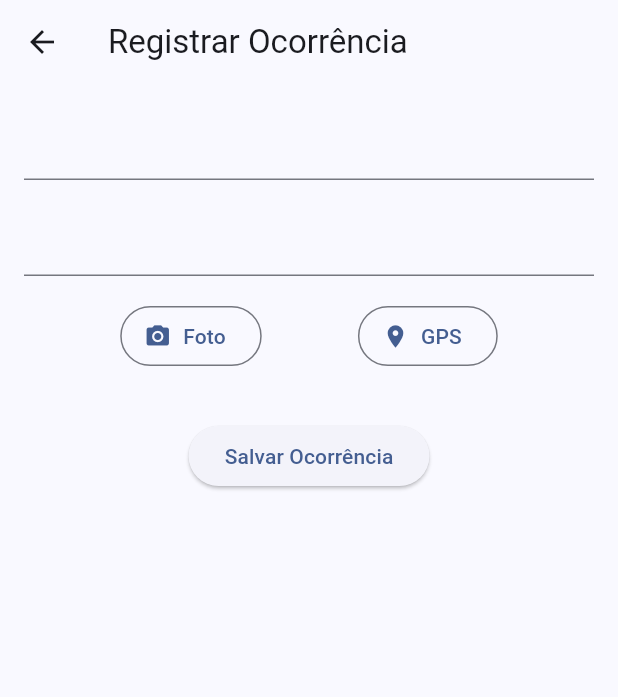
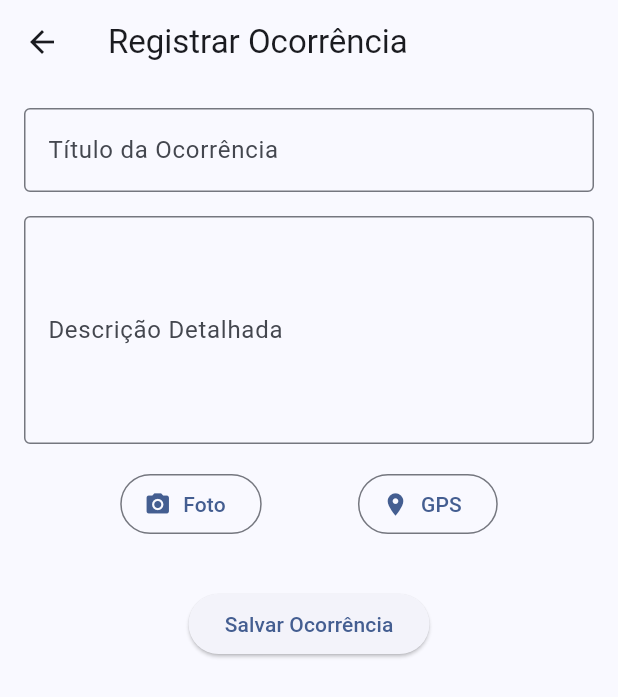
Before and after one commit to andlybras/orquestra_contratos_gestao_fiscalizacao, a Flutter app: the AddOccurrenceScreen screen opened directly, after a tap on "GPS", on a phone screen of 412 x 824 dp. Shown: the top 697 px of the screen. Run offline on Flutter 3.47's test engine with Material 3 defaults, Android fonts, the phone set to English and light mode, and no system bars; our stand-ins replace geolocator, image_picker, shared_preferences; accounts and stored records are empty.

Commit message:
fix: Corrige layout do formulário e exibição de dados na tela de detalhes

```diff
--- a/lib/screens/add_occurrence_screen.dart
+++ b/lib/screens/add_occurrence_screen.dart
@@ -1,8 +1,9 @@
+// CÓDIGO CORRIGIDO PARA: screens/add_occurrence_screen.dart
 import 'dart:io';
 import 'package:flutter/material.dart';
-import 'package:geolocator/geolocator.dart'; // Import do pacote de geolocalização
+import 'package:geolocator/geolocator.dart';
 import 'package:image_picker/image_picker.dart';
-import 'package:intl/intl.dart'; // Import do pacote de formatação de data
+import 'package:intl/intl.dart';
 
 class AddOccurrenceScreen extends StatefulWidget {
   const AddOccurrenceScreen({super.key});
@@ -17,9 +18,8 @@ class _AddOccurrenceScreenState extends State<AddOccurrenceScreen> {
   final _descricaoController = TextEditingController();
 
   XFile? _foto;
-  Position? _posicaoGps; // Variável para guardar as coordenadas
+  Position? _posicaoGps;
 
-  // Função para capturar a foto
   Future<void> _tirarFoto() async {
     final ImagePicker picker = ImagePicker();
     final XFile? fotoTirada = await picker.pickImage(source: ImageSource.camera);
@@ -28,33 +28,24 @@ class _AddOccurrenceScreenState extends State<AddOccurrenceScreen> {
     }
   }
 
-  // NOVA FUNÇÃO para obter a geolocalização
   Future<void> _obterLocalizacao() async {
+    // ... (lógica de permissão e captura do GPS que já está funcionando)
     bool servicoHabilitado;
     LocationPermission permissao;
 
     servicoHabilitado = await Geolocator.isLocationServiceEnabled();
-    if (!servicoHabilitado) {
-      return Future.error('Serviços de localização estão desabilitados.');
-    }
+    if (!servicoHabilitado) return Future.error('Serviços de localização desabilitados.');
 
     permissao = await Geolocator.checkPermission();
     if (permissao == LocationPermission.denied) {
       permissao = await Geolocator.requestPermission();
-      if (permissao == LocationPermission.denied) {
-        return Future.error('Permissão de localização negada.');
-      }
+      if (permissao == LocationPermission.denied) return Future.error('Permissão de localização negada.');
     }
 
-    if (permissao == LocationPermission.deniedForever) {
-      return Future.error('Permissão de localização permanentemente negada.');
-    }
+    if (permissao == LocationPermission.deniedForever) return Future.error('Permissão de localização negada permanentemente.');
 
-    // Se tudo deu certo, obtemos a posição
     final position = await Geolocator.getCurrentPosition();
-    setState(() {
-      _posicaoGps = position;
-    });
+    setState(() => _posicaoGps = position);
   }
 
   @override
@@ -75,17 +66,28 @@ class _AddOccurrenceScreenState extends State<AddOccurrenceScreen> {
           child: SingleChildScrollView(
             child: Column(
               children: [
-                TextFormField(/* ... campo de título sem alterações ... */),
+                // DECORAÇÃO ADICIONADA DE VOLTA
+                TextFormField(
+                  controller: _tituloController,
+                  decoration: const InputDecoration(labelText: 'Título da Ocorrência', border: OutlineInputBorder()),
+                  validator: (value) => value == null || value.isEmpty ? 'Insira um título' : null,
+                ),
                 const SizedBox(height: 16),
-                TextFormField(/* ... campo de descrição sem alterações ... */),
+                // DECORAÇÃO ADICIONADA DE VOLTA
+                TextFormField(
+                  controller: _descricaoController,
+                  decoration: const InputDecoration(labelText: 'Descrição Detalhada', border: OutlineInputBorder()),
+                  maxLines: 5,
+                  validator: (value) => value == null || value.isEmpty ? 'Insira uma descrição' : null,
+                ),
                 const SizedBox(height: 16),
+
                 if (_foto != null)
                   Padding(
                     padding: const EdgeInsets.symmetric(vertical: 16.0),
                     child: Image.file(File(_foto!.path), height: 200),
                   ),
 
-                // Exibição da geolocalização capturada
                 if (_posicaoGps != null)
                   Padding(
                     padding: const EdgeInsets.symmetric(vertical: 8.0),
@@ -95,7 +97,6 @@ class _AddOccurrenceScreenState extends State<AddOccurrenceScreen> {
                     ),
                   ),
 
-                // Botões de Ação para evidências
                 Row(
                   mainAxisAlignment: MainAxisAlignment.spaceEvenly,
                   children: [
@@ -108,7 +109,6 @@ class _AddOccurrenceScreenState extends State<AddOccurrenceScreen> {
                 ElevatedButton(
                   onPressed: () {
                     if (_formKey.currentState!.validate()) {
-                      // Capturamos a data e hora ATUAIS no momento do salvamento
                       final agora = DateTime.now();
                       final formatador = DateFormat('dd/MM/yyyy HH:mm:ss');
                       final dataFormatada = formatador.format(agora);
@@ -116,7 +116,7 @@ class _AddOccurrenceScreenState extends State<AddOccurrenceScreen> {
                       final novaOcorrencia = {
                         'titulo': _tituloController.text,
                         'descricao': _descricaoController.text,
-                        'data': dataFormatada, // Data e hora automáticas!
+                        'data': dataFormatada,
                         'foto_path': _foto?.path,
                         'latitude': _posicaoGps?.latitude,
                         'longitude': _posicaoGps?.longitude,
--- a/pubspec.yaml
+++ b/pubspec.yaml
@@ -48,7 +48,7 @@ dev_dependencies:
   # activated in the `analysis_options.yaml` file located at the root of your
   # package. See that file for information about deactivating specific lint
   # rules and activating additional ones.
-  flutter_lints: ^5.0.0
+  flutter_lints: ^6.0.0
 
 # For information on the generic Dart part of this file, see the
 # following page: https://dart.dev/tools/pub/pubspec
```
Also changed, not shown: lib/screens/occurrence_detail_screen.dart (+21 -12 lines), pubspec.lock.
